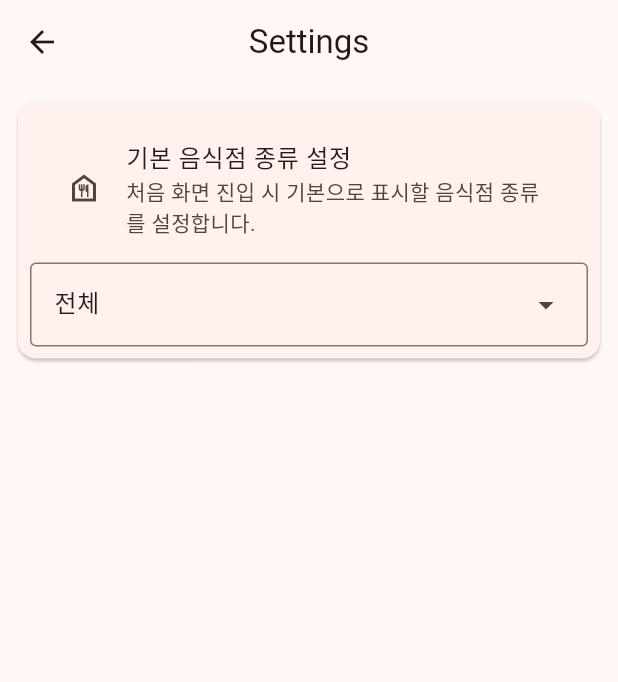
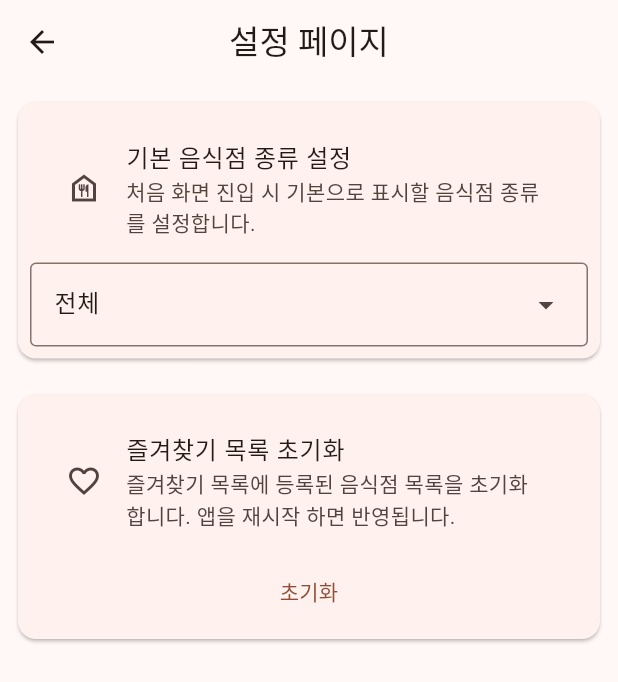
Before and after one commit to sun30812/tera_food, a Flutter app: the SettingsPage screen opened directly, on a phone screen of 412 x 824 dp. Shown: the top 682 px of the screen. Run offline on Flutter 3.47's test engine with Material 3 defaults, Android fonts, the phone set to English and light mode, and no system bars; our stand-ins replace firebase_core, shared_preferences; accounts and stored records are empty.

Commit message:
#1 사용자가 즐겨찾기한 음식점 목록을 초기화 하는 기능 추가

```diff
--- a/lib/pages/settings.dart
+++ b/lib/pages/settings.dart
@@ -15,6 +15,7 @@ class SettingsPage extends StatefulWidget {
 
 class _SettingsPageState extends State<SettingsPage> {
   late FoodKind _selectedFoodKind;
+  late bool _isFavoriteReset;
 
   late final Future<SettingsProvider> _settingsProviderFuture =
       SettingsProvider.getInstance();
@@ -23,12 +24,13 @@ class _SettingsPageState extends State<SettingsPage> {
   void initState() {
     super.initState();
     _selectedFoodKind = FoodKind.values.first;
+    _isFavoriteReset = false;
   }
 
   @override
   Widget build(BuildContext context) {
     return Scaffold(
-      appBar: AppBar(title: const Text('Settings')),
+      appBar: AppBar(title: const Text('설정 페이지')),
       body: Center(
         child: FutureBuilder<SettingsProvider>(
           future: _settingsProviderFuture,
@@ -82,6 +84,71 @@ class _SettingsPageState extends State<SettingsPage> {
                     ),
                   ),
                 ),
+                Padding(
+                  padding: const EdgeInsets.all(8.0),
+                  child: Card(
+                    child: Padding(
+                      padding: const EdgeInsets.all(8.0),
+                      child: Column(
+                        children: [
+                          Padding(
+                            padding: const EdgeInsets.all(8.0),
+                            child: const ListTile(
+                              title: Text('즐겨찾기 목록 초기화'),
+                              subtitle: Text(
+                                '즐겨찾기 목록에 등록된 음식점 목록을 초기화 합니다. 앱을 재시작 하면 반영됩니다.',
+                              ),
+                              leading: Icon(Icons.favorite_border),
+                            ),
+                          ),
+                          TextButton(onPressed: _isFavoriteReset ? null : () {
+                            showDialog(context: context, builder: (context) =>
+                                AlertDialog(
+                                  title: const Text('즐겨찾기 목록 초기화'),
+                                  content: Row(
+                                    spacing: 8.0,
+                                    children: [
+                                      Text(
+                                        '정말로 즐겨찾기한 음식점 목록을 초기화 할까요?',
+                                        style: Theme
+                                            .of(context)
+                                            .textTheme
+                                            .bodyMedium
+                                            ?.copyWith(
+                                        ),
+                                      ),
+                                    ],
+                                  ),
+                                  actions: [
+                                    TextButton(
+                                      onPressed: () => Navigator.pop(context),
+                                      child: const Text('취소'),
+                                    ),
+                                    TextButton(
+                                      onPressed: () {
+                                        asyncSnapshot.data
+                                            ?.clearFavoriteFoodList();
+                                        setState(() {
+                                          _isFavoriteReset = true;
+                                        });
+                                        Navigator.pop(context);
+                                      },
+                                      child: const Text('확인'),
+                                    ),
+                                  ],
+                                ),);
+                          }, child: _isFavoriteReset ? Row(
+                            mainAxisAlignment: MainAxisAlignment.center,
+                            children: [
+                              Icon(Icons.check),
+                              Text('초기화됨')
+                            ],
+                          ) : Text('초기화'))
+                        ],
+                      ),
+                    ),
+                  ),
+                )
               ],
             );
           },
--- a/lib/provider/settings_provider.dart
+++ b/lib/provider/settings_provider.dart
@@ -28,6 +28,11 @@ class SettingsProvider {
   void updateFavoriteFoodList(Set<String> foodNames) =>
       _pref.setStringList(_favoriteFoodKey, foodNames.toList());
 
+  /// 줄겨찾는 음식점 목록을 초기화 한다.
+  ///
+  /// 저장소에 등록된 즐겨찾는 음식점 목록에 대한 데이터를 삭제한다.
+  void clearFavoriteFoodList() => _pref.remove(_favoriteFoodKey);
+
   /// 즐겨찾는 음식점 목록을 저장소에서 가져와 반환한다.
   Set<String> getFavoriteFoodList() =>
       _pref.getStringList(_favoriteFoodKey)?.toSet() ?? {};
```
